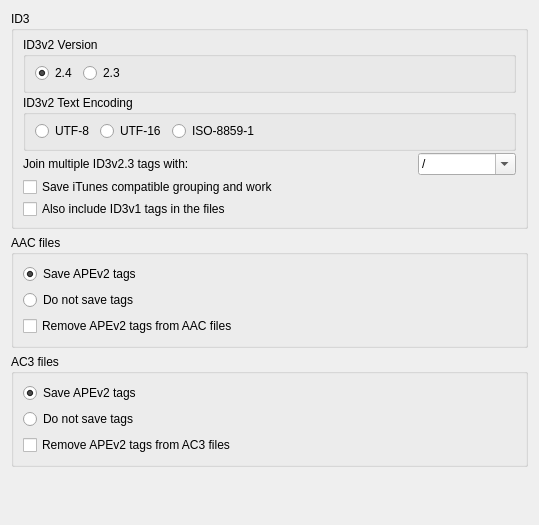
Above: ui/options_tags_compatibility.ui from snorkel-marlin-repos/metabrainz_picard_pr_1534_aa8f072d-7cc2-44e7-8b78-a88d0c14648a before the change. Below: the same form after it.
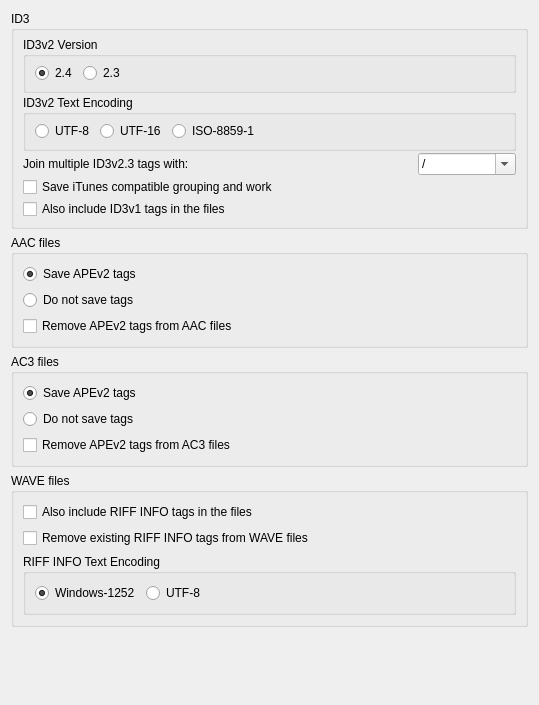
That is the form after the change.

Commit message:
PICARD-1812: Save RIFF INFO tags for WAVE
Original PR #1534 by phw
Original: https://github.com/metabrainz/picard/pull/1534

```diff
--- a/ui/options_tags_compatibility.ui
+++ b/ui/options_tags_compatibility.ui
@@ -7,7 +7,7 @@
     <x>0</x>
     <y>0</y>
     <width>539</width>
-    <height>525</height>
+    <height>705</height>
    </rect>
   </property>
   <layout class="QVBoxLayout">
@@ -280,6 +280,68 @@
      </layout>
     </widget>
    </item>
+   <item>
+    <widget class="QGroupBox" name="wave_files">
+     <property name="title">
+      <string>WAVE files</string>
+     </property>
+     <layout class="QVBoxLayout" name="verticalLayout_3">
+      <item>
+       <widget class="QCheckBox" name="write_wave_riff_info">
+        <property name="text">
+         <string>Also include RIFF INFO tags in the files</string>
+        </property>
+       </widget>
+      </item>
+      <item>
+       <widget class="QCheckBox" name="remove_wave_riff_info">
+        <property name="text">
+         <string>Remove existing RIFF INFO tags from WAVE files</string>
+        </property>
+       </widget>
+      </item>
+      <item>
+       <widget class="QGroupBox" name="wave_riff_info_encoding">
+        <property name="title">
+         <string>RIFF INFO Text Encoding</string>
+        </property>
+        <layout class="QHBoxLayout" name="horizontalLayout_3">
+         <item>
+          <widget class="QRadioButton" name="wave_riff_info_enc_cp1252">
+           <property name="text">
+            <string>Windows-1252</string>
+           </property>
+           <property name="checked">
+            <bool>true</bool>
+           </property>
+          </widget>
+         </item>
+         <item>
+          <widget class="QRadioButton" name="wave_riff_info_enc_utf8">
+           <property name="text">
+            <string>UTF-8</string>
+           </property>
+          </widget>
+         </item>
+         <item>
+          <spacer name="horizontalSpacer_3">
+           <property name="orientation">
+            <enum>Qt::Horizontal</enum>
+           </property>
+           <property name="sizeHint" stdset="0">
+            <size>
+             <width>40</width>
+             <height>20</height>
+            </size>
+           </property>
+          </spacer>
+         </item>
+        </layout>
+       </widget>
+      </item>
+     </layout>
+    </widget>
+   </item>
    <item>
     <spacer name="spacer">
      <property name="orientation">
```
Left out of the diff: 19 changed lines with no effect on the pictures. The commit also changes 5 other files.
